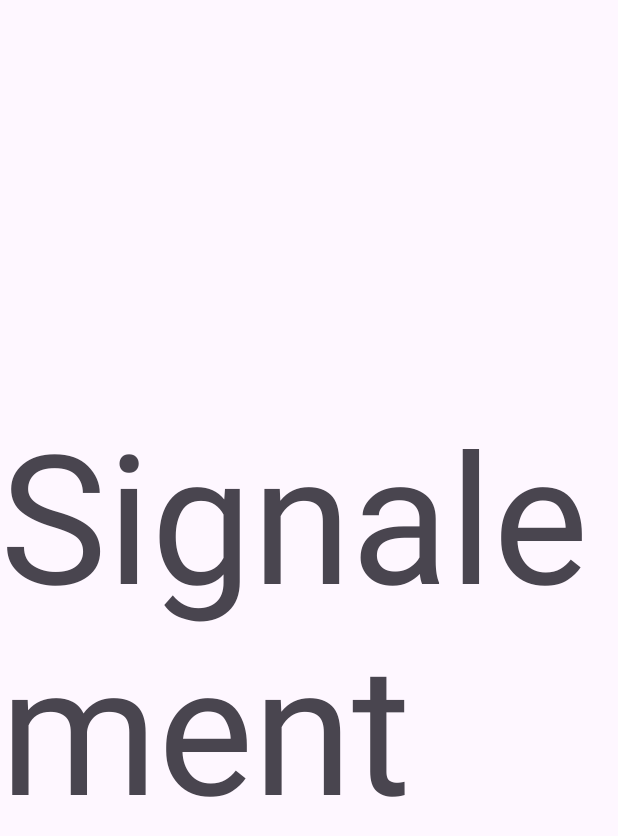
After one commit to deliasTheo/IHM_dechet, an Android app: the ReportingActivity screen opened directly, with no data from a screen before it, on a phone screen of 412 x 824 dp. The commit adds this screen. Shown: the top 836 px of the screen. Run offline under Robolectric (Android 15) with nearby library versions, the phone set to English and light mode, and no system bars.

Commit message:
ajout de la page signalement

```diff
--- /dev/null
+++ b/app/src/main/java/edu/polytech/ihmtd2dechet/ReportingActivity.java
@@ -0,0 +1,17 @@
+package edu.polytech.ihmtd2dechet;
+
+import android.app.Fragment;
+import android.app.FragmentTransaction;
+import android.os.Bundle;
+
+import androidx.appcompat.app.AppCompatActivity;
+
+public class ReportingActivity extends AppCompatActivity {
+
+    @Override
+    protected void onCreate(Bundle savedInstanceState) {
+        super.onCreate(savedInstanceState);
+
+        setContentView(R.layout.activity_reporting);
+    }
+}
--- /dev/null
+++ b/app/src/main/res/layout/activity_reporting.xml
@@ -0,0 +1,18 @@
+<?xml version="1.0" encoding="utf-8"?>
+<androidx.constraintlayout.widget.ConstraintLayout xmlns:android="http://schemas.android.com/apk/res/android"
+    xmlns:app="http://schemas.android.com/apk/res-auto"
+    android:layout_width="match_parent"
+    android:layout_height="match_parent">
+
+    <TextView
+        android:layout_width="wrap_content"
+        android:layout_height="wrap_content"
+        android:text="Signalement"
+        android:textSize="180px"
+        app:layout_constraintBottom_toBottomOf="parent"
+        app:layout_constraintEnd_toEndOf="parent"
+        app:layout_constraintStart_toStartOf="parent"
+        app:layout_constraintTop_toTopOf="parent"
+        />
+
+</androidx.constraintlayout.widget.ConstraintLayout>
```
Also changed, not shown: app/src/main/AndroidManifest.xml (+5 -4 lines), app/src/main/java/edu/polytech/ihmtd2dechet/ReportFragment.java (added, +28 -0 lines), app/src/main/res/layout/activity_map.xml (+10 -0 lines), app/src/main/res/layout/fragment_report.xml (added, +18 -0 lines).
